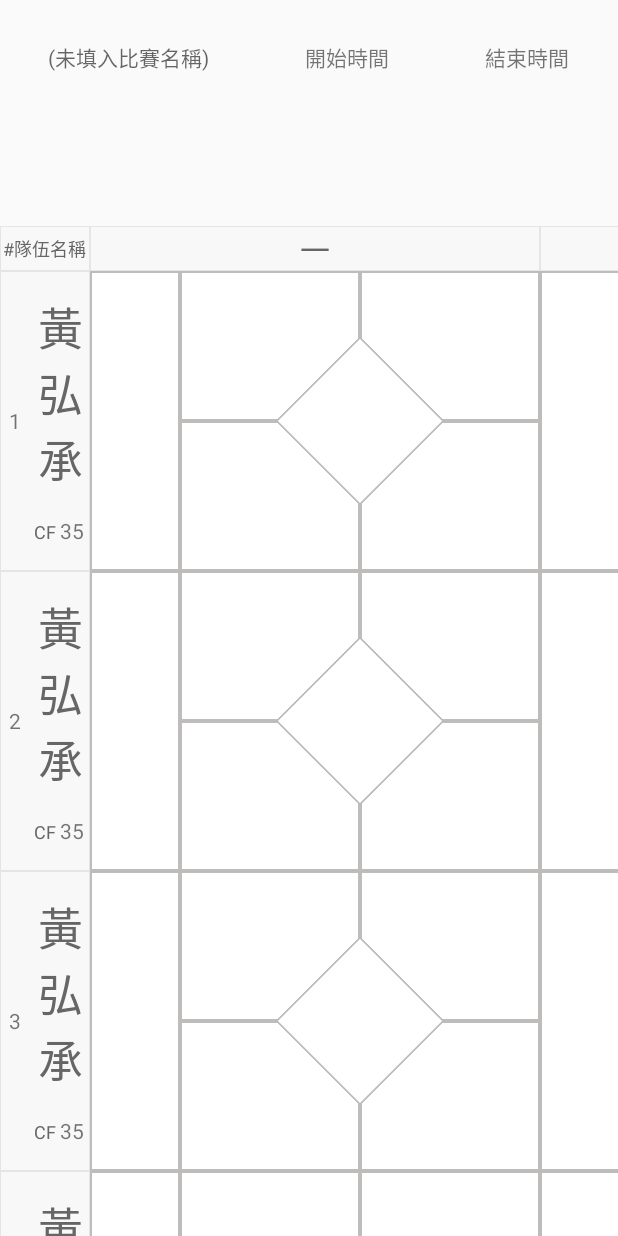
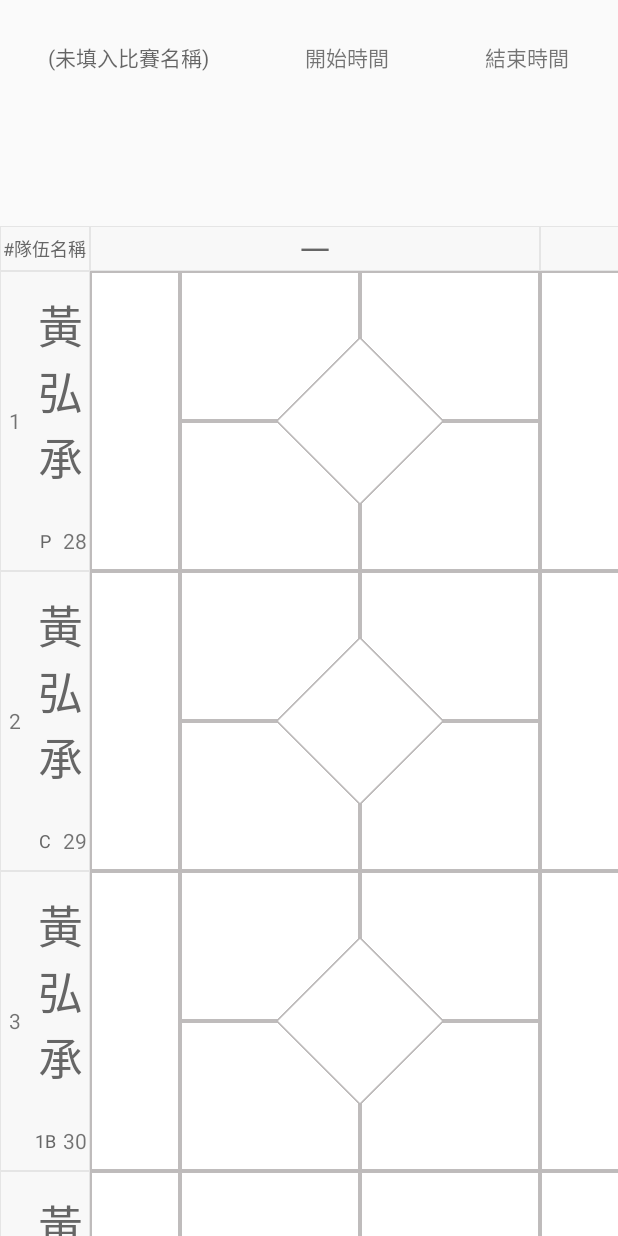
Before and after one commit to fcu-d0542900/BaseballScoreKeeper, an Android app: the NewRecordActivity screen opened directly, with no data from a screen before it, on a phone screen of 412 x 824 dp. Run offline under Robolectric (Android 15) with nearby library versions, the phone set to English and light mode, and no system bars.

Commit message:
no message

```diff
--- a/app/src/main/java/com/example/yuru/baseballscorekeeper/NewRecordActivity.java
+++ b/app/src/main/java/com/example/yuru/baseballscorekeeper/NewRecordActivity.java
@@ -83,7 +83,7 @@ public class NewRecordActivity extends AppCompatActivity {
         //設定球員資料
         List<Player> playerInfoList = new ArrayList<>();
         for (int i = 0; i < 9; i++) {
-            playerInfoList.add(new Player(i,"黃弘承",8 ));
+            playerInfoList.add(new Player(i+28,"黃弘承",i+1 ));
         }
         scrollablePanelAdapter.setPlayerInfoList(playerInfoList);
 
--- a/app/src/main/java/com/example/yuru/baseballscorekeeper/ScrollablePanelAdapter.java
+++ b/app/src/main/java/com/example/yuru/baseballscorekeeper/ScrollablePanelAdapter.java
@@ -106,6 +106,7 @@ public class ScrollablePanelAdapter extends PanelAdapter {
         if (playerInfo != null && pos > 0) {
             viewHolder.text_playerPosition.setText(playerInfo.getPosition());
             viewHolder.text_playerName.setText(playerInfo.getName());
+            viewHolder.text_playerNum.setText(Long.valueOf(playerInfo.getId()).toString());
             viewHolder.text_batOrder.setText(Integer.valueOf(pos).toString());
         }
     }
@@ -190,6 +191,7 @@ public class ScrollablePanelAdapter extends PanelAdapter {
     private static class PlayerInfoViewHolder extends RecyclerView.ViewHolder {
         public TextView text_playerPosition;
         public TextView text_playerName;
+        public TextView text_playerNum;
         public TextView text_batOrder;
 
 
@@ -197,6 +199,7 @@ public class ScrollablePanelAdapter extends PanelAdapter {
             super(view);
             this.text_playerPosition = (TextView) view.findViewById(R.id.text_playerPosition);
             this.text_playerName = (TextView) view.findViewById(R.id.text_playerName);
+            this.text_playerNum = (TextView) view.findViewById(R.id.text_playerNum);
             this.text_batOrder = (TextView) view.findViewById(R.id.text_batOrder);
         }
     }
--- a/app/src/main/res/layout/listitem_player_info.xml
+++ b/app/src/main/res/layout/listitem_player_info.xml
@@ -31,14 +31,13 @@
 
         <LinearLayout
             android:layout_width="match_parent"
-            android:layout_height="5dp"
-            android:layout_weight="1"
+            android:layout_height="40dp"
             android:orientation="horizontal">
 
             <TextView
                 android:id="@+id/text_playerPosition"
                 android:layout_width="match_parent"
-                android:layout_height="wrap_content"
+                android:layout_height="match_parent"
                 android:layout_weight="1"
                 android:gravity="center"
                 android:textColor="@color/text_gray_666666"
@@ -47,9 +46,9 @@
             <TextView
                 android:id="@+id/text_playerNum"
                 android:layout_width="match_parent"
-                android:layout_height="wrap_content"
+                android:layout_height="match_parent"
                 android:layout_weight="1"
-                android:text="35" />
+                android:gravity="center" />
         </LinearLayout>
 
     </LinearLayout>
```
